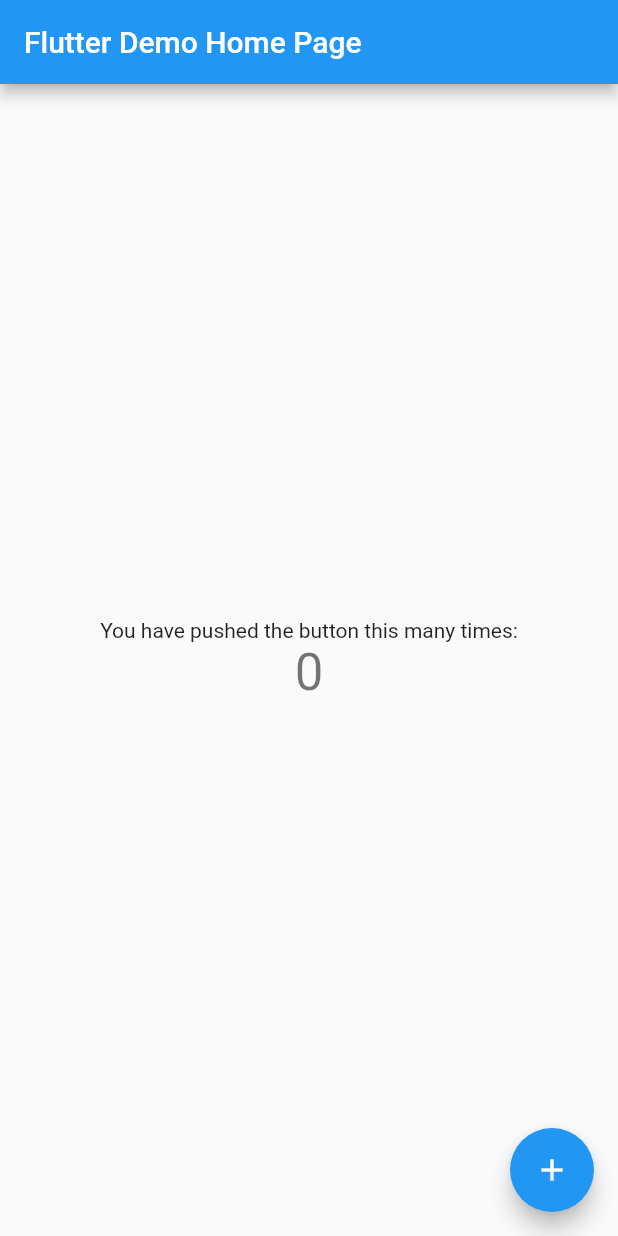
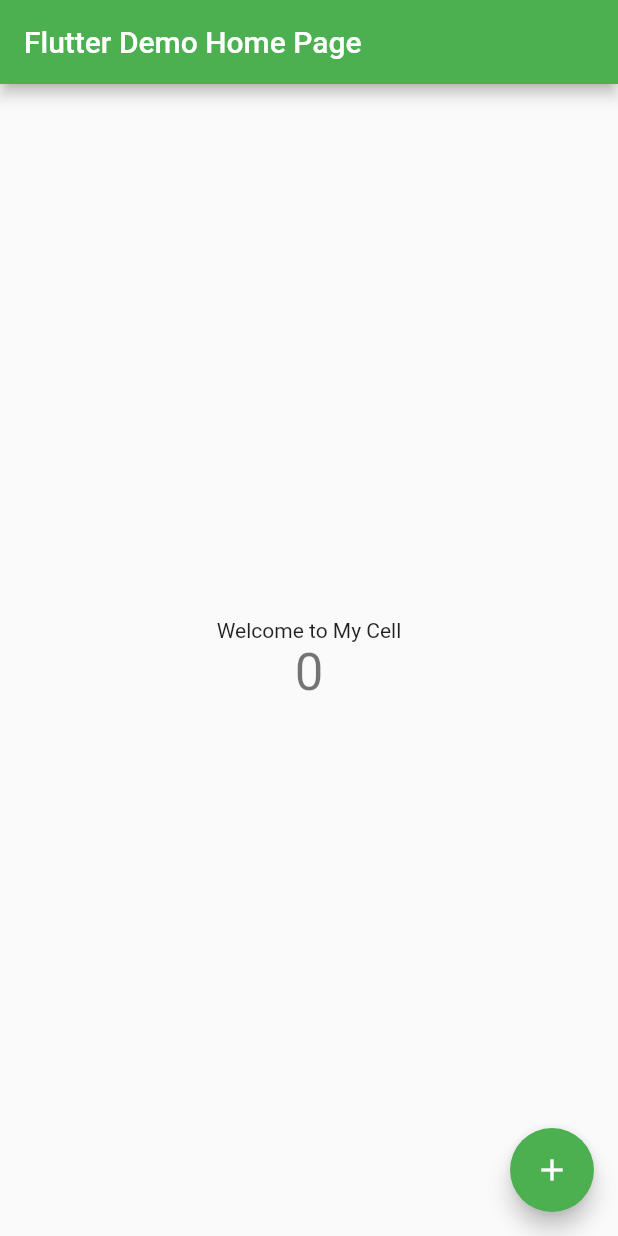
Before and after one commit to 4N24/bankfruit, a Flutter app: the screen it shows after launch, on a phone screen of 412 x 824 dp. Run offline on Flutter 3.47's test engine with Material 2 defaults, Android fonts, the phone set to English and light mode, and no system bars.

Commit message:
Changed color

```diff
--- a/MyCell/mycell/lib/main.dart
+++ b/MyCell/mycell/lib/main.dart
@@ -22,7 +22,7 @@ class MyApp extends StatelessWidget {
         // or simply save your changes to "hot reload" in a Flutter IDE).
         // Notice that the counter didn't reset back to zero; the application
         // is not restarted.
-        primarySwatch: Colors.blue,
+        primarySwatch: Colors.green,
       ),
       home: const MyHomePage(title: 'Flutter Demo Home Page'),
     );
@@ -96,7 +96,7 @@ class _MyHomePageState extends State<MyHomePage> {
           mainAxisAlignment: MainAxisAlignment.center,
           children: <Widget>[
             const Text(
-              'You have pushed the button this many times:',
+              'Welcome to My Cell',
             ),
             Text(
               '$_counter',
```
